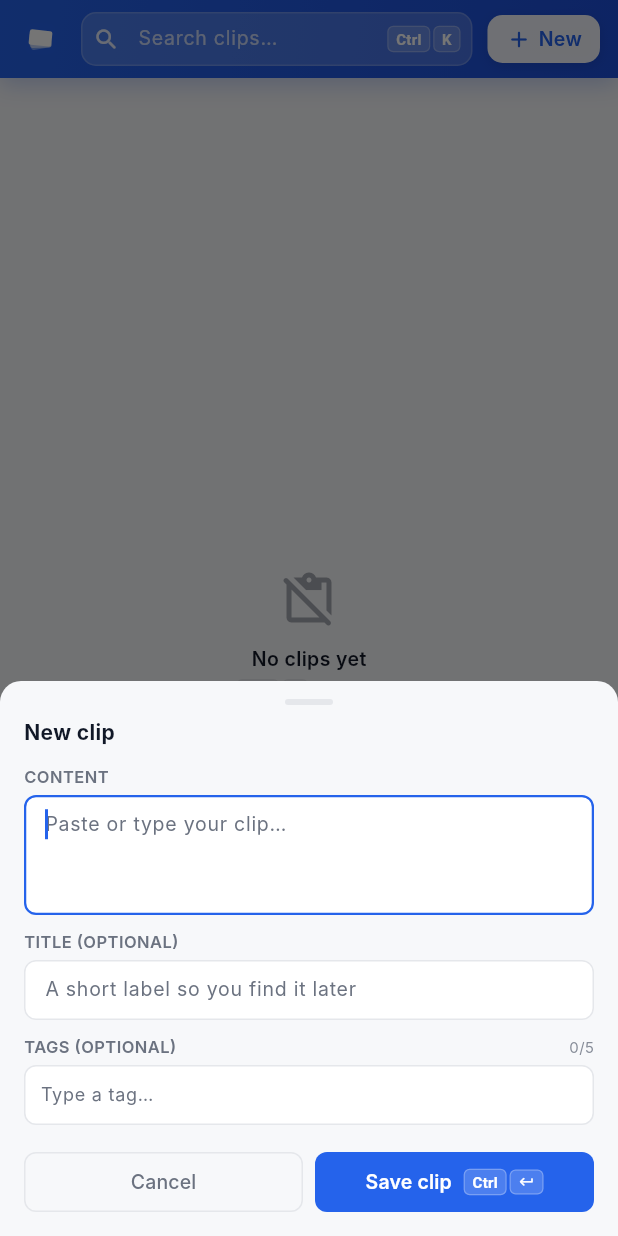
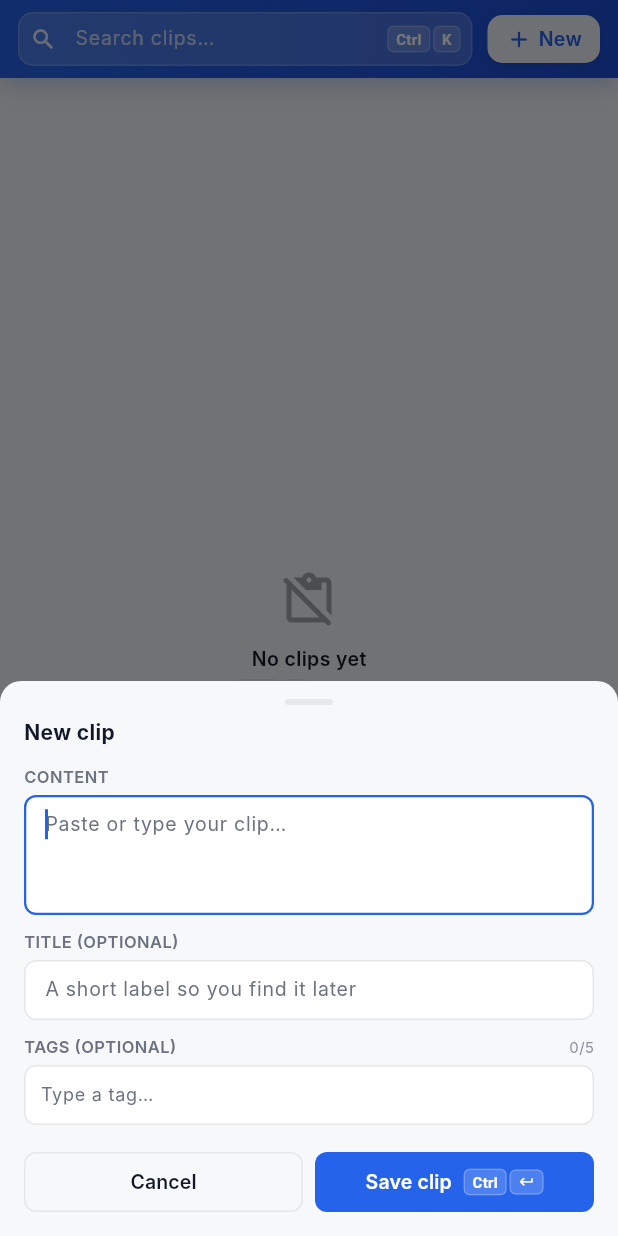
Before and after one commit to pranit-sh/copy-clip, a Flutter app: the screen it shows after launch, after a tap on "New", on a phone screen of 412 x 824 dp. Run offline on Flutter 3.47's test engine with Material 3 defaults, Android fonts, the phone set to English and light mode, and no system bars; our stand-ins replace shared_preferences; missing offline and left inert: dart:js_interop; Roboto replaces fonts that are missing (Inter).

Commit message:
feat: update logo assets and remove unused SVG references in home screen

```diff
--- a/lib/components/clip_bottom_sheet.dart
+++ b/lib/components/clip_bottom_sheet.dart
@@ -210,18 +210,24 @@ class _ClipEditorSheetState extends State<ClipEditorSheet> {
               Row(
                 children: [
                   Expanded(
-                    child: TextButton(
+                    child: OutlinedButton(
                       onPressed: () => Navigator.pop(context),
-                      style: TextButton.styleFrom(
+                      style: OutlinedButton.styleFrom(
                         padding: const EdgeInsets.symmetric(vertical: 10),
-                        foregroundColor: AppTheme.textSecondary,
+                        foregroundColor: AppTheme.textPrimary,
+                        backgroundColor: AppTheme.bg,
+                        side: const BorderSide(color: AppTheme.border),
                         shape: RoundedRectangleBorder(
                           borderRadius: BorderRadius.circular(8),
-                          side: const BorderSide(color: AppTheme.border),
                         ),
                       ),
-                      child: const Text('Cancel',
-                          style: TextStyle(fontSize: 13)),
+                      child: const Text(
+                        'Cancel',
+                        style: TextStyle(
+                          fontSize: 13,
+                          fontWeight: FontWeight.w600,
+                        ),
+                      ),
                     ),
                   ),
                   const SizedBox(width: 8),
--- a/lib/components/home_screen.dart
+++ b/lib/components/home_screen.dart
@@ -1,7 +1,6 @@
 import 'package:flutter/foundation.dart';
 import 'package:flutter/material.dart';
 import 'package:flutter/services.dart';
-import 'package:flutter_svg/flutter_svg.dart';
 import 'package:provider/provider.dart';
 import 'package:url_launcher/url_launcher.dart';
 
@@ -250,16 +249,6 @@ class _HomeScreenState extends State<HomeScreen> {
             padding: const EdgeInsets.fromLTRB(12, 8, 12, 8),
             child: Row(
               children: [
-                // Brand mark
-                Padding(
-                  padding: const EdgeInsets.symmetric(horizontal: 4),
-                  child: SvgPicture.asset(
-                    'assets/logo.svg',
-                    width: 22,
-                    height: 22,
-                  ),
-                ),
-                const SizedBox(width: 12),
                 Expanded(
                   child: SearchField(
                     controller: _searchController,
```
Also changed, not shown: assets/logo.svg, branding/logo-favicon.svg (added), branding/logo-mono.svg, 4 other files.
